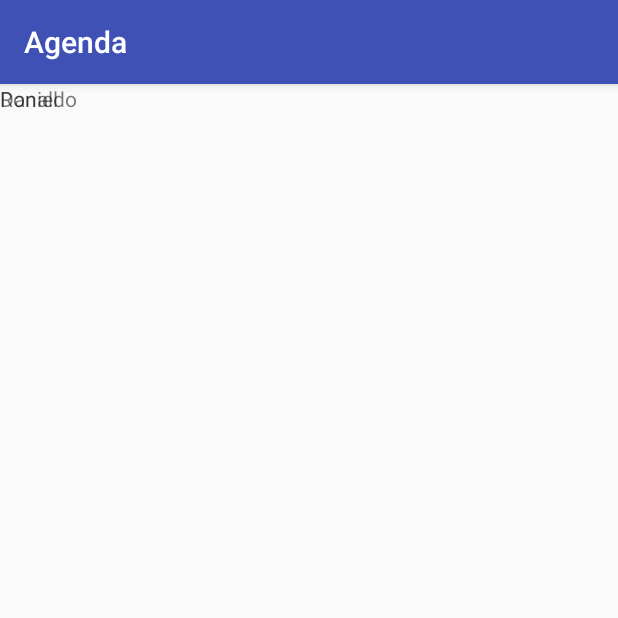
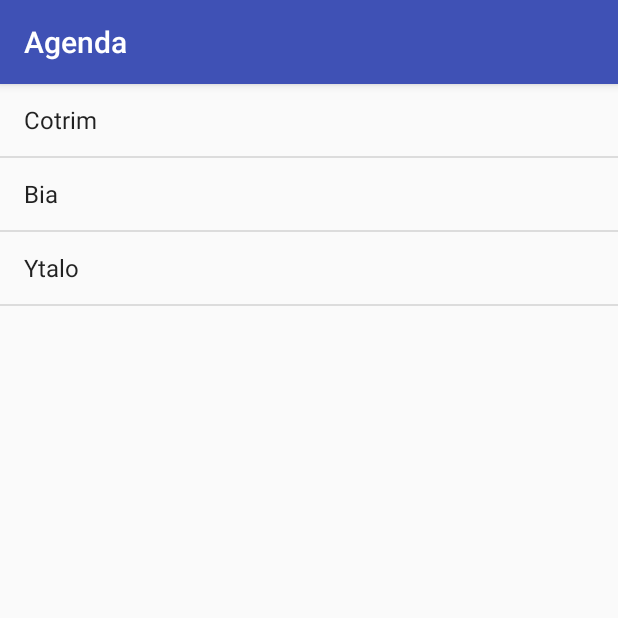
Before and after one commit to cotrim149/alura_agenda_alunos, an Android app: the screen it shows after launch (ListaAlunosActivity), on a phone screen of 412 x 824 dp, the top half of it. Run offline under Robolectric (Android 15) with nearby library versions, the phone set to English and light mode, and no system bars.

Commit message:
Adding List View

```diff
--- a/app/src/main/java/br/com/cotrim/agenda/ListaAlunosActivity.java
+++ b/app/src/main/java/br/com/cotrim/agenda/ListaAlunosActivity.java
@@ -2,6 +2,8 @@ package br.com.cotrim.agenda;
 
 import android.support.v7.app.AppCompatActivity;
 import android.os.Bundle;
+import android.widget.ArrayAdapter;
+import android.widget.ListView;
 
 public class ListaAlunosActivity extends AppCompatActivity {
 
@@ -9,5 +11,13 @@ public class ListaAlunosActivity extends AppCompatActivity {
     protected void onCreate(Bundle savedInstanceState) {
         super.onCreate(savedInstanceState);
         setContentView(R.layout.activity_lista_alunos);
+
+        String[] alunos = {"Cotrim", "Bia", "Ytalo"};
+
+        ListView listaAlunos = findViewById(R.id.lista_alunos);
+        ArrayAdapter<String> adapter = new ArrayAdapter<String>(this,android.R.layout.simple_list_item_1,alunos);
+
+        listaAlunos.setAdapter(adapter);
+
     }
 }
--- a/app/src/main/res/layout/activity_lista_alunos.xml
+++ b/app/src/main/res/layout/activity_lista_alunos.xml
@@ -1,24 +1,15 @@
 <?xml version="1.0" encoding="utf-8"?>
-<android.support.constraint.ConstraintLayout xmlns:android="http://schemas.android.com/apk/res/android"
+
+<LinearLayout
+    xmlns:android="http://schemas.android.com/apk/res/android"
     xmlns:app="http://schemas.android.com/apk/res-auto"
-    xmlns:tools="http://schemas.android.com/tools"
     android:layout_width="match_parent"
     android:layout_height="match_parent"
-    tools:context=".ListaAlunosActivity">
+    android:orientation="vertical">
 
-    <TextView
-        android:layout_width="wrap_content"
-        android:layout_height="wrap_content"
-        android:text="Daniel" />
-        <!--app:layout_constraintBottom_toBottomOf="parent"-->
-        <!--app:layout_constraintLeft_toLeftOf="parent"-->
-        <!--app:layout_constraintRight_toRightOf="parent"-->
-        <!--app:layout_constraintTop_toTopOf="parent" -->
-    <!--/>-->
+    <ListView
+        android:layout_width="match_parent"
+        android:layout_height="match_parent"
+        android:id="@+id/lista_alunos"/>
 
-    <TextView
-        android:layout_width="wrap_content"
-        android:layout_height="wrap_content"
-        android:text="Ronaldo"/>
-
-</android.support.constraint.ConstraintLayout>
+</LinearLayout>
```
